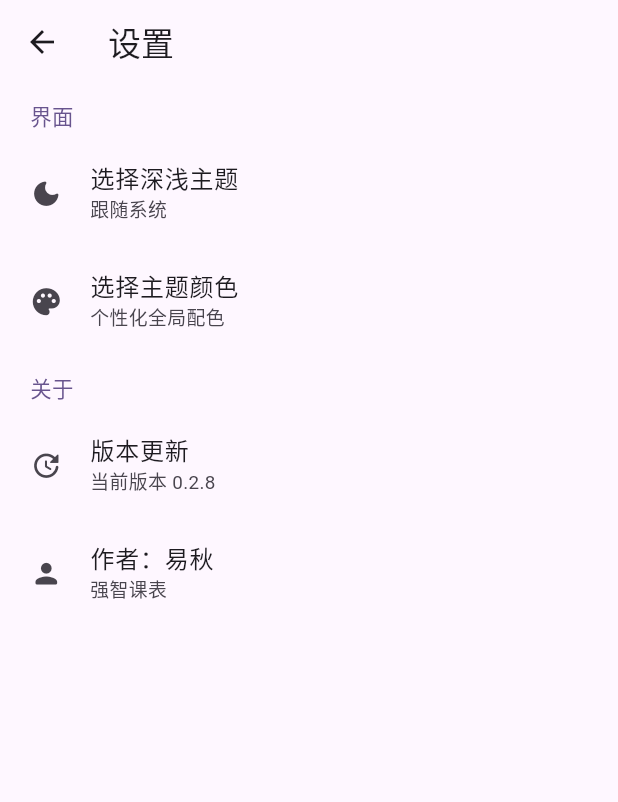
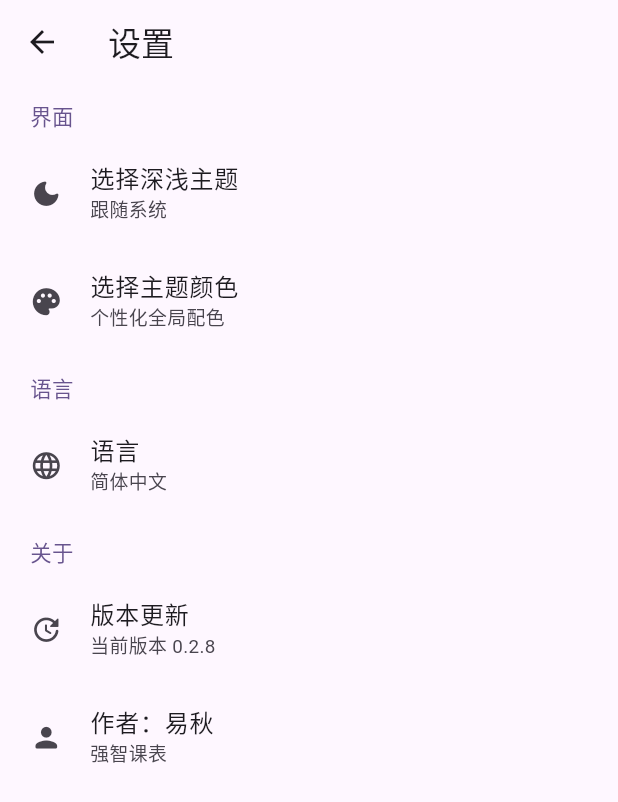
Before and after one commit to YiQiuYes/schedule, a Flutter app: the PersonSettingPage screen opened directly, on a phone screen of 412 x 824 dp. Shown: the top 802 px of the screen. Run offline on Flutter 3.47's test engine with Material 3 defaults, Android fonts, the phone set to English and light mode, and no system bars; drawn by our look-alikes of dynamic_color; our stand-ins replace cookie_jar, dio, dio_cookie_manager, flutter_expandable_fab, flutter_login, flutter_screenutil and 5 more; missing offline and left inert: dio_cache_interceptor, flutter_picker_plus, qr_code_scanner; accounts and stored records are empty; statements that could not run were skipped.

Commit message:
feat: pages: added language selection to the person setting page

```diff
--- a/lib/global_state.dart
+++ b/lib/global_state.dart
@@ -36,6 +36,7 @@ class GlobalState {
     "themeMode": "default",
     "colorTheme": "#673AB7",
     "isMonetColor": false,
+    "language": "zh-CN",
   }.obs;
 
   // 定时器刷新数据
--- a/lib/l10n/intl_en.arb
+++ b/lib/l10n/intl_en.arb
@@ -82,6 +82,8 @@
   "setting_choice_color_theme" : "Select a color theme",
   "setting_choice_color_sub_title" : "Personalize global color matching",
   "setting_follow_system" : "Follow the system",
+  "setting_group_language" : "Language",
+  "setting_switch_language_tip" : "Switch languages",
   "setting_group_about" : "About",
   "setting_update_main_text" : "Version updates",
   "setting_current_version" : "Current version {version}",
--- a/lib/l10n/intl_zh_CN.arb
+++ b/lib/l10n/intl_zh_CN.arb
@@ -82,6 +82,8 @@
   "setting_choice_color_theme" : "选择主题颜色",
   "setting_choice_color_sub_title" : "个性化全局配色",
   "setting_follow_system" : "跟随系统",
+  "setting_group_language" : "语言",
+  "setting_switch_language_tip" : "切换语言",
   "setting_group_about" : "关于",
   "setting_update_main_text" : "版本更新",
   "setting_current_version" : "当前版本 {version}",
--- a/lib/pages/person/person_setting/logic.dart
+++ b/lib/pages/person/person_setting/logic.dart
@@ -115,4 +115,13 @@ class PersonSettingLogic extends GetxController {
     };
     return map;
   }
+
+  /// 获取语言列表
+  Map<String, String> getLanguagesMap() {
+    final map = {
+      "zh-CN" : "简体中文",
+      "en-US" : "English",
+    };
+    return map;
+  }
 }
--- a/lib/pages/person/person_setting/view.dart
+++ b/lib/pages/person/person_setting/view.dart
@@ -2,6 +2,7 @@ import 'package:dynamic_color/dynamic_color.dart';
 import 'package:flutter/material.dart';
 import 'package:flutter_screenutil/flutter_screenutil.dart';
 import 'package:get/get.dart';
+import 'package:schedule/common/utils/logger_utils.dart';
 import 'package:schedule/common/widget/my_popup_menu/my_popup_menu.dart';
 import 'package:schedule/global_logic.dart';
 import 'package:schedule/pages/person/person_route_config.dart';
@@ -34,6 +35,10 @@ class PersonSettingPage extends StatelessWidget {
           switchMonetColorWidget(context),
           // 选择主题
           choiceThemeColorWidget(context),
+          // 语言文本
+          groupTextWidget(context, S.of(context).setting_group_language),
+          // 语言设置
+          languageSettingWidget(context),
           // 关于文本
           groupTextWidget(context, S.of(context).setting_group_about),
           // 获取版本更新
@@ -71,6 +76,7 @@ class PersonSettingPage extends StatelessWidget {
       onTap: onTap == null ? null : () => onTap(),
       contentPadding: EdgeInsets.only(
         left: ScreenUtils.length(vertical: 35.w, horizon: 20.w),
+        right: ScreenUtils.length(vertical: 35.w, horizon: 20.w),
       ),
       leading: Icon(
         icon,
@@ -92,12 +98,45 @@ class PersonSettingPage extends StatelessWidget {
     );
   }
 
+  /// 获取语言设置
+  Widget languageSettingWidget(BuildContext context) {
+    return GetBuilder<GlobalLogic>(builder: (globalLogic) {
+      return MyPopupMenuButton(
+        tooltip: S.of(context).setting_switch_language_tip,
+        //initialValue: globalLogic.state.settings["language"],
+        position: PopupMenuPosition.under,
+        onSelected: (value) {
+          globalLogic.setLocale(value);
+        },
+        offset: Offset(ScreenUtils.length(vertical: 100.w, horizon: 60.w), 0),
+        itemBuilder: (context) {
+          List<PopupMenuEntry> widget = [];
+          logic.getLanguagesMap().forEach((key, value) {
+            widget.add(
+              PopupMenuItem(
+                value: key,
+                child: Text(value),
+              ),
+            );
+          });
+          return widget;
+        },
+        child: listTileWidget(
+          S.of(context).setting_group_language,
+          logic.getLanguagesMap()[globalLogic.state.settings["language"]]!,
+          Icons.language_rounded,
+          null,
+        ),
+      );
+    });
+  }
+
   /// 获取深浅色主题模式
   Widget themeSettingWidget(BuildContext context) {
     return GetBuilder<GlobalLogic>(builder: (globalLogic) {
       return MyPopupMenuButton(
         tooltip: S.of(context).setting_interface_theme,
-        initialValue: globalLogic.state.settings["theme"],
+        //initialValue: globalLogic.state.settings["themeMode"],
         position: PopupMenuPosition.under,
         onSelected: (value) {
           globalLogic.setThemeMode(value);
```
Also changed, not shown: lib/global_logic.dart (+17 -0 lines), lib/main.dart (+9 -4 lines), lib/generated/intl/messages_en.dart, lib/generated/intl/messages_zh_CN.dart, lib/generated/l10n.dart.
